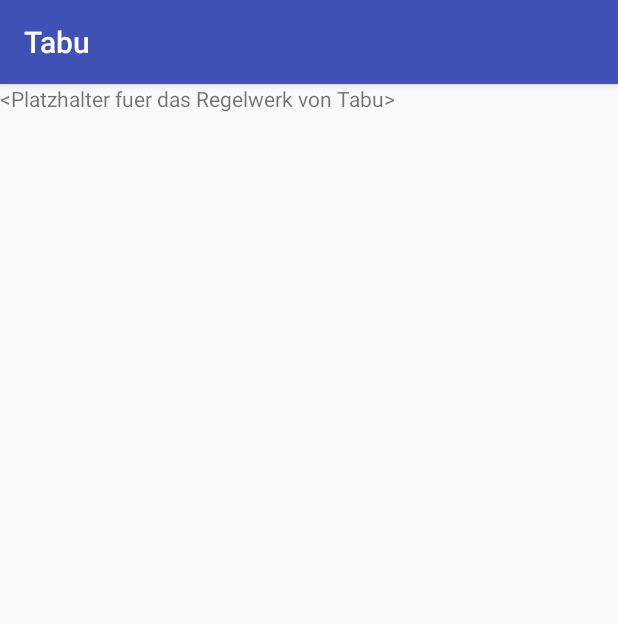
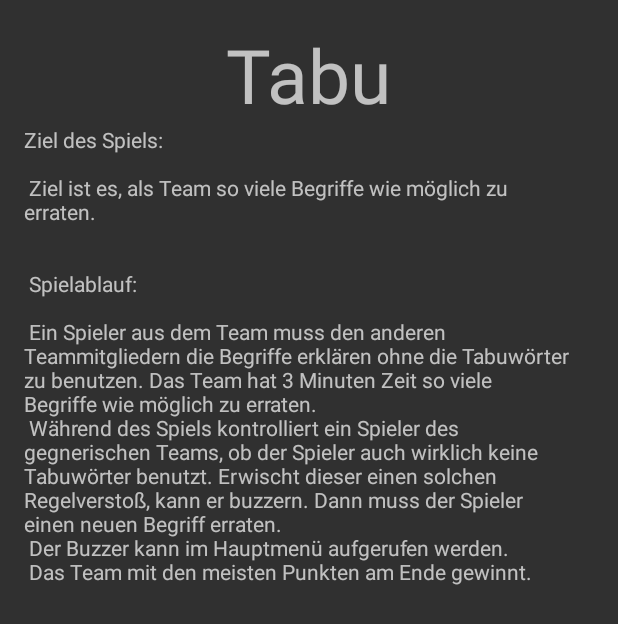
Before and after one commit to philan92/Tabu, an Android app: the RegelnActivity screen opened directly, with no data from a screen before it, on a phone screen of 412 x 824 dp. Shown: the top 624 px of the screen. Run offline under Robolectric (Android 15) with nearby library versions, the phone set to English and light mode, and no system bars.

Commit message:
Regeln hinzugefuegt Actionbar entfernt

```diff
--- a/app/src/main/AndroidManifest.xml
+++ b/app/src/main/AndroidManifest.xml
@@ -7,7 +7,7 @@
         android:icon="@mipmap/ic_launcher"
         android:label="@string/app_name"
         android:supportsRtl="true"
-        android:theme="@style/AppTheme">
+        android:theme="@style/Theme.AppCompat.NoActionBar">   <!--Theme festlegen-->
 
         <activity android:name=".MainActivity">
             <intent-filter>
--- a/app/src/main/java/tabu/htw_berlin/de/tabu/MainActivity.java
+++ b/app/src/main/java/tabu/htw_berlin/de/tabu/MainActivity.java
@@ -36,6 +36,7 @@ public class MainActivity extends AppCompatActivity implements View.OnClickListe
                 starteRegelnActivity();
                 break;
             case R.id.btn_beenden:
+                System.exit(0);
                 break;
         }
     }
--- a/app/src/main/res/layout/activity_main.xml
+++ b/app/src/main/res/layout/activity_main.xml
@@ -13,9 +13,10 @@
         android:layout_width="fill_parent"
         android:layout_height="wrap_content"
         android:id="@+id/btn_starte_spiel"
-        android:layout_alignParentTop="true"
-        android:layout_centerHorizontal="true"
-        android:text="@string/str_starte_spiel" />
+        android:text="@string/str_starte_spiel"
+        android:layout_below="@+id/tv_titel"
+        android:layout_alignParentLeft="true"
+        android:layout_alignParentStart="true" />
 
     <Button
         android:layout_width="fill_parent"
@@ -32,4 +33,13 @@
         android:id="@+id/btn_beenden"
         android:layout_alignParentBottom="true"
         android:layout_centerHorizontal="true" />
+
+    <TextView
+        android:layout_width="wrap_content"
+        android:layout_height="wrap_content"
+        android:text="@string/app_name"
+        android:id="@+id/tv_titel"
+        android:textSize="50sp"
+        android:layout_alignParentTop="true"
+        android:layout_centerHorizontal="true" />
 </RelativeLayout>
--- a/app/src/main/res/layout/activity_regeln.xml
+++ b/app/src/main/res/layout/activity_regeln.xml
@@ -1,11 +1,30 @@
 <?xml version="1.0" encoding="utf-8"?>
-<LinearLayout xmlns:android="http://schemas.android.com/apk/res/android"
-    android:orientation="vertical" android:layout_width="match_parent"
-    android:layout_height="match_parent">
+<RelativeLayout xmlns:android="http://schemas.android.com/apk/res/android"
+    xmlns:tools="http://schemas.android.com/tools"
+    android:layout_width="match_parent"
+    android:layout_height="match_parent"
+    android:paddingBottom="@dimen/activity_vertical_margin"
+    android:paddingLeft="@dimen/activity_horizontal_margin"
+    android:paddingRight="@dimen/activity_horizontal_margin"
+    android:paddingTop="@dimen/activity_vertical_margin"
+    tools:context="tabu.htw_berlin.de.tabu.MainActivity">
+
+
+    <TextView
+        android:layout_width="363dp"
+        android:layout_height="wrap_content"
+        android:text="@string/txt_regeln"
+        android:id="@+id/tv_regeln"
+        android:layout_below="@+id/tv_titel_regeln"
+        android:layout_alignParentLeft="true"
+        android:layout_alignParentStart="true" />
 
     <TextView
         android:layout_width="wrap_content"
         android:layout_height="wrap_content"
-        android:text="&lt;Platzhalter fuer das Regelwerk von Tabu>"
-        android:id="@+id/tv_regeln" />
-</LinearLayout>
+        android:text="@string/app_name"
+        android:id="@+id/tv_titel_regeln"
+        android:textSize="50sp"
+        android:layout_alignParentTop="true"
+        android:layout_centerHorizontal="true" />
+</RelativeLayout>
--- a/app/src/main/res/values/strings.xml
+++ b/app/src/main/res/values/strings.xml
@@ -3,4 +3,17 @@
     <string name="str_starte_spiel">Starte Spiel</string>
     <string name="str_regeln">Regeln</string>
     <string name="str_beenden">Beenden</string>
+
+    <string name="txt_regeln">
+        Ziel des Spiels:\n\n
+        Ziel ist es, als Team so viele Begriffe wie möglich zu erraten.\n\n\n
+        Spielablauf:\n\n
+        Ein Spieler aus dem Team muss den anderen Teammitgliedern die Begriffe erklären ohne die
+        "Tabuwörter" zu benutzen. Das Team hat 3 Minuten Zeit so viele Begriffe wie möglich zu
+        erraten.\n
+        Während des Spiels kontrolliert ein Spieler des gegnerischen Teams, ob der Spieler auch
+        wirklich keine "Tabuwörter" benutzt. Erwischt dieser einen solchen Regelverstoß, kann er
+        buzzern. Dann muss der Spieler einen neuen Begriff erraten.\n
+        Der Buzzer kann im Hauptmenü aufgerufen werden.\n
+        Das Team mit den meisten Punkten am Ende gewinnt.</string>
 </resources>
```
